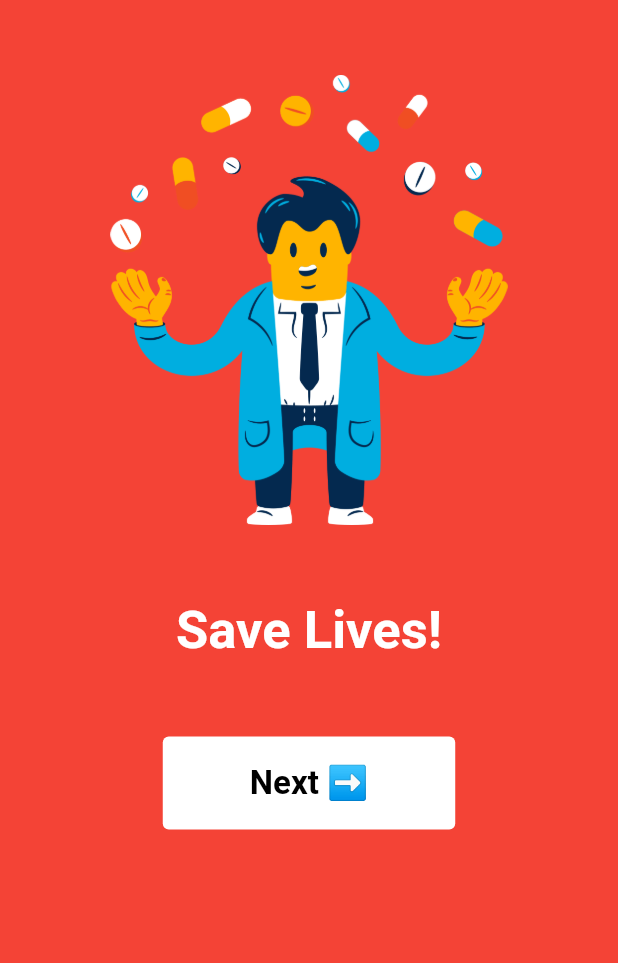
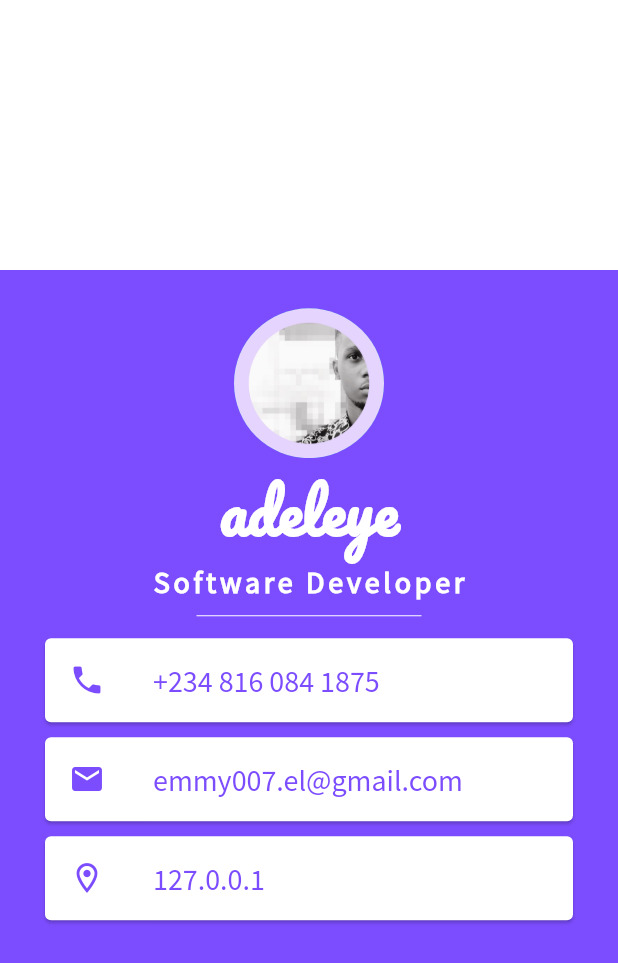
Before and after one commit to lexemmy/portfolio-app, a Flutter app: the screen it shows after launch, on a phone screen of 412 x 824 dp. Shown: the top 963 px of the screen. Run offline on Flutter 3.47's test engine with Material 2 defaults, Android fonts, the phone set to English and light mode, and no system bars.

Commit message:
ui update

```diff
--- a/lib/main.dart
+++ b/lib/main.dart
@@ -1,79 +1,26 @@
-import 'dart:ui';
-
 import 'package:flutter/material.dart';
 
 void main() {
   runApp(MaterialApp(
-    title: 'Navigation',
-    home: FirstRoute(),
+    title: 'Portfolio',
+    home: App(),
   ));
 }
 
-class FirstRoute extends StatelessWidget {
-  @override
-  Widget build(BuildContext context) {
-    return MaterialApp(
-      home: Scaffold(
-        backgroundColor: Colors.red,
-        body: SafeArea(
-          child: Container(
-            child: Column(
-              children: [
-                Container(
-                  margin: EdgeInsets.symmetric(vertical: 50.0, horizontal: 20.0),
-                  alignment: Alignment.center,
-                  height: 300.0,
-                  child: Image(
-                    image: AssetImage('images/doctor.png'),
-                  ),
-                ),
-                Container(
-                  child: Text('Save Lives!',
-                    textAlign: TextAlign.center,
-                    style: TextStyle(
-                      fontWeight: FontWeight.bold,
-                      color: Colors.white,
-                      fontSize: 35),),
-                ),
-                Container(
-                  margin: EdgeInsets.symmetric(vertical: 50.0, horizontal: 20.0),
-                  alignment: Alignment.center,
-                  child: TextButton(
-                    onPressed: () {
-                      Navigator.push(
-                        context,
-                        MaterialPageRoute(builder: (context) => SecondRoute()),
-                      );
-                    },
-                    child: Padding(
-                      padding: EdgeInsets.fromLTRB(50, 10, 50, 10),
-                      child: Text(
-                        'Next ➡',
-                      ),
-                    ),
-                    style: TextButton.styleFrom(
-                        primary: Colors.black,
-                        backgroundColor: Colors.white,
-                        textStyle: TextStyle(fontSize: 22, fontStyle: FontStyle.normal, fontWeight: FontWeight.bold)),
-                  ),
-                )
-              ],
-            ),
-          ),
-        ),
-      ),
-    );
-  }
-}
-
-class SecondRoute extends StatelessWidget {
+class App extends StatelessWidget {
   @override
   Widget build(BuildContext context) {
     return MaterialApp(
       home: Scaffold(
         backgroundColor: Colors.deepPurpleAccent,
         body: SafeArea(
-          child: Column(
+          child: Stack(
+            children: <Widget>[
+              Container(
+                color: Colors.white,
+                height: 180.0,
+              ),
+              Column(
               mainAxisAlignment: MainAxisAlignment.center,
               children: <Widget>[
                 CircleAvatar(
@@ -81,7 +28,7 @@ class SecondRoute extends StatelessWidget {
                   backgroundImage: AssetImage('images/me.jpg'),
                 ),
                 Text(
-                'Adeleye',
+                  'adeleye',
                   style: TextStyle(
                     fontFamily: 'Pacifico',
                     fontSize: 40.0,
@@ -104,19 +51,40 @@ class SecondRoute extends StatelessWidget {
                   height: 20.0,
                   width: 150.0,
                   child: Divider(
-                  color: Colors.white54,
+                    color: Colors.white,
                   ),
                 ),
-              Card(
-                margin: EdgeInsets.symmetric(vertical: 10.0, horizontal: 25.0),
+                ReuseableCard('+234 816 084 1875', Icons.phone),
+                ReuseableCard('emmy007.el@gmail.com', Icons.email),
+                ReuseableCard('127.0.0.1', Icons.location_on_outlined)
+                ],
+            ),
+          ]),
+        ),
+      ),
+    );
+  }
+}
+
+class ReuseableCard extends StatelessWidget {
+
+  ReuseableCard(this.label, this.icon);
+
+  final String label;
+  final IconData icon;
+
+  @override
+  Widget build(BuildContext context) {
+    return Card(
+      margin: EdgeInsets.symmetric(vertical: 5.0, horizontal: 30.0),
       color: Colors.white,
       child: ListTile(
         leading: Icon(
-                    Icons.phone,
+          icon,
           color: Colors.deepPurpleAccent,
           ),
         title: Text(
-                    '+234 816 084 1875',
+          label,
           style: TextStyle(
               color: Colors.deepPurpleAccent,
               fontFamily: 'Source Sans Pro',
@@ -124,51 +92,6 @@ class SecondRoute extends StatelessWidget {
           ),
         ),
         ),
-              ),
-              Card(
-                margin: EdgeInsets.symmetric(vertical: 10.0, horizontal: 25.0),
-                color: Colors.white,
-                child: ListTile(
-                  leading: Icon(
-                    Icons.email,
-                    color: Colors.deepPurpleAccent,
-                    ),
-                  title: Text(
-                    'emmy007.el@gmail.com',
-                    style: TextStyle(
-                        color: Colors.deepPurpleAccent,
-                        fontFamily: 'Source Sans Pro',
-                        fontSize: 20.0
-                    ),
-                  ),
-                  ),
-                ),
-              Container(
-                margin: EdgeInsets.symmetric(vertical: 50.0, horizontal: 20.0),
-                alignment: Alignment.center,
-                child: TextButton(
-                  onPressed: () {
-                    Navigator.pop(context);
-                  },
-                  child: Padding(
-                    padding: EdgeInsets.fromLTRB(50, 10, 50, 10),
-                    child: Text(
-                      '⬅ Back',
-                    ),
-                  ),
-                  style: TextButton.styleFrom(
-                      primary: Colors.deepPurpleAccent,
-                      backgroundColor: Colors.white,
-                      textStyle: TextStyle(
-                          fontSize: 22,
-                          fontStyle: FontStyle.normal,
-                          fontFamily: 'Source Sans Pro'),
-                ),
-              )
-              )],
-          ),
-        ),
-      ),
       );
   }
 }
```
Also changed, not shown: 1 other file. Lines whose indentation alone changed are shown as unchanged.
